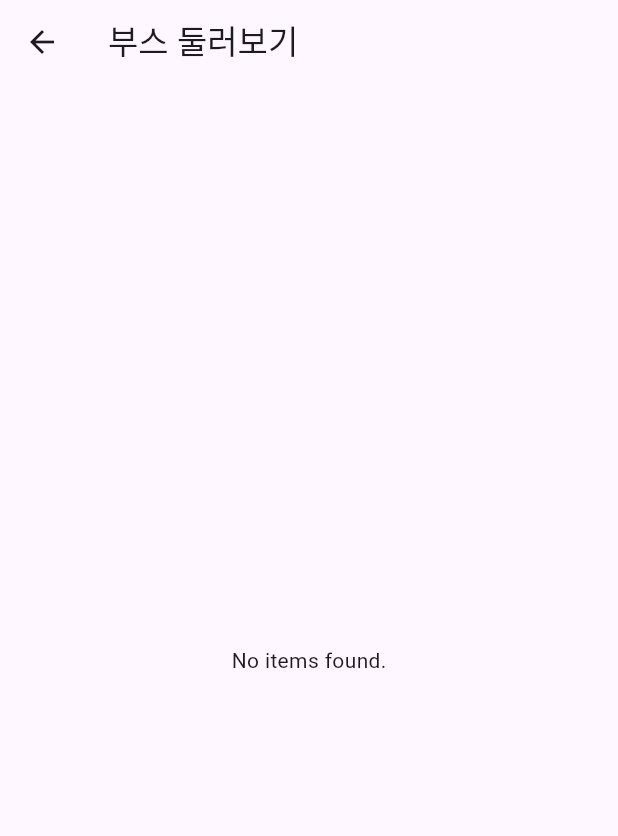
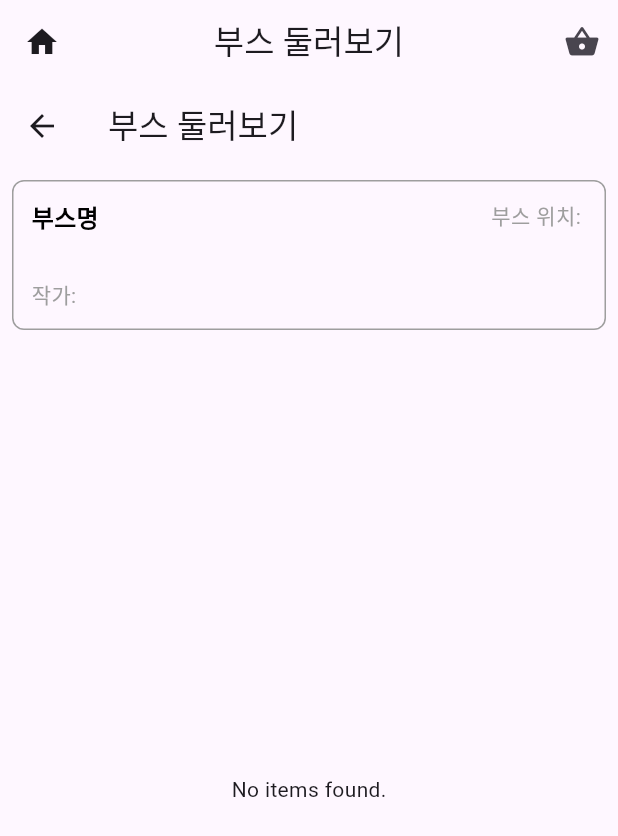
Before and after one commit to 1999mo/2024-Capstone-Team4, a Flutter app: the BoothScreen screen opened directly with empty values, on a phone screen of 412 x 824 dp. Shown: the top 836 px of the screen. Run offline on Flutter 3.47's test engine with Material 3 defaults, Android fonts, the phone set to English and light mode, and no system bars; our stand-ins replace cloud_firestore, firebase_auth, firebase_core, firebase_storage, google_sign_in, image_picker and 1 more; missing offline and left inert: mailer; accounts and stored records are empty; network calls fail.

Commit message:
Finished the booth_list screens, starting QR(장바구니) screen

```diff
--- a/lib/screens/buyer_screens/BoothItemsList.dart
+++ /dev/null
@@ -1,82 +0,0 @@
-import 'package:flutter/material.dart';
-import 'package:cloud_firestore/cloud_firestore.dart';
-
-class BoothItemsList extends StatelessWidget {
-  final String uid;
-  final String festivalName;
-
-  const BoothItemsList({
-    Key? key,
-    required this.uid,
-    required this.festivalName,
-  }) : super(key: key);
-
-  Future<List<Map<String, dynamic>>> fetchItems() async {
-    final boothRef = FirebaseFirestore.instance
-        .collection('Users')
-        .doc(uid)
-        .collection('booths')
-        .doc(festivalName)
-        .collection('items');
-
-    final snapshot = await boothRef.get();
-
-    return snapshot.docs.map((doc) => doc.data()).toList();
-  }
-
-  @override
-  Widget build(BuildContext context) {
-    return FutureBuilder<List<Map<String, dynamic>>>(
-      future: fetchItems(),
-      builder: (context, snapshot) {
-        if (snapshot.connectionState == ConnectionState.waiting) {
-          return const Center(child: CircularProgressIndicator());
-        }
-        if (snapshot.hasError) {
-          return const Center(child: Text('Error loading items.'));
-        }
-        if (!snapshot.hasData || snapshot.data!.isEmpty) {
-          return const Center(child: Text('No items found.'));
-        }
-
-        final items = snapshot.data!;
-
-        return GridView.builder(
-          gridDelegate: const SliverGridDelegateWithFixedCrossAxisCount(
-            crossAxisCount: 2, // Number of columns
-            crossAxisSpacing: 8.0, // Space between columns
-            mainAxisSpacing: 8.0, // Space between rows
-            childAspectRatio: 3 / 2, // Adjust the height and width ratio of the grid items
-          ),
-          itemCount: items.length,
-          itemBuilder: (context, index) {
-            final item = items[index];
-            return Card(
-              elevation: 4.0,
-              margin: const EdgeInsets.all(8.0),
-              child: Padding(
-                padding: const EdgeInsets.all(8.0),
-                child: Column(
-                  crossAxisAlignment: CrossAxisAlignment.start,
-                  children: [
-                    Text(
-                      item['itemName'] ?? 'Unknown Item',
-                      style: const TextStyle(fontWeight: FontWeight.bold),
-                      maxLines: 1,
-                      overflow: TextOverflow.ellipsis, // Ensure the text doesn't overflow
-                    ),
-                    const SizedBox(height: 8.0),
-                    Text(
-                      'Price: ${item['sellingPrice'] ?? 'N/A'}',
-                      style: const TextStyle(color: Colors.grey),
-                    ),
-                  ],
-                ),
-              ),
-            );
-          },
-        );
-      },
-    );
-  }
-}
--- /dev/null
+++ b/lib/screens/buyer_screens/booth_items_list.dart
@@ -0,0 +1,237 @@
+import 'package:catculator/screens/buyer_screens/booth_item_screen.dart';
+import 'package:flutter/material.dart';
+import 'package:cloud_firestore/cloud_firestore.dart';
+
+class BoothItemsList extends StatelessWidget {
+  final String uid;
+  final String festivalName;
+
+  const BoothItemsList({
+    Key? key,
+    required this.uid,
+    required this.festivalName,
+  }) : super(key: key);
+
+  Future<List<Map<String, dynamic>>> fetchItems() async {
+    final boothRef = FirebaseFirestore.instance
+        .collection('Users')
+        .doc(uid)
+        .collection('booths')
+        .doc(festivalName)
+        .collection('items');
+
+    final snapshot = await boothRef.get();
+
+    return snapshot.docs.map((doc) => doc.data()).toList();
+  }
+
+  @override
+  Widget build(BuildContext context) {
+    final boothInfo = FirebaseFirestore.instance
+        .collection('Users')
+        .doc(uid)
+        .collection('booths')
+        .doc(festivalName);
+
+    return Scaffold(
+      appBar: AppBar(
+        title: const Text('부스 둘러보기'),
+      ),
+      body: FutureBuilder<DocumentSnapshot>(
+        future: boothInfo.get(),
+        builder: (context, snapshot) {
+          if (snapshot.connectionState == ConnectionState.waiting) {
+            return const Center(child: CircularProgressIndicator());
+          }
+
+          if (snapshot.hasError) {
+            return const Center(child: Text('Error loading booth details.'));
+          }
+
+          if (!snapshot.hasData || !snapshot.data!.exists) {
+            return const Center(child: Text('No booth details found.'));
+          }
+
+          // Fetching data from the document
+          final boothData = snapshot.data!.data() as Map<String, dynamic>;
+          final boothLocation = boothData['location'] ?? 'Unknown Location';
+          final painters = List<String>.from(boothData['painters'] ?? []);
+
+          return Column(
+            children: [
+              // Booth Details at the Top
+              Padding(
+                padding: const EdgeInsets.all(8.0),
+                // Padding outside the rectangle
+                child: Container(
+                  height: 100.0,
+                  // Set a fixed height for the rectangle (adjust as needed)
+                  decoration: BoxDecoration(
+                    borderRadius: BorderRadius.circular(8.0), // Rounded corners
+                    border: Border.all(color: Colors.grey), // Optional border
+                  ),
+                  child: Padding(
+                    padding: const EdgeInsets.all(12.0), // Inner padding
+                    child: Stack(
+                      children: [
+                        // Top Left: Static Text '부스명'
+                        const Positioned(
+                          top: 0,
+                          left: 0,
+                          child: Text(
+                            '부스명',
+                            style: TextStyle(
+                              fontSize: 16.0,
+                              fontWeight: FontWeight.bold,
+                              color: Colors.black,
+                            ),
+                          ),
+                        ),
+                        // Top Right: Booth Location
+                        Positioned(
+                          top: 0,
+                          right: 0,
+                          child: Text(
+                            '부스 위치: $boothLocation',
+                            style: const TextStyle(
+                              fontSize: 14.0,
+                              color: Colors.grey,
+                            ),
+                          ),
+                        ),
+                        // Bottom Left: Painters (List of Painters)
+                        Positioned(
+                          bottom: 0,
+                          left: 0,
+                          child: Text(
+                            '작가: ${painters.join(', ')}',
+                            // Join the list of painters with commas
+                            style: const TextStyle(
+                              fontSize: 14.0,
+                              color: Colors.grey,
+                            ),
+                          ),
+                        ),
+                      ],
+                    ),
+                  ),
+                ),
+              ),
+              // Booth Items List (Integrated directly here)
+              Expanded(
+                child: FutureBuilder<List<Map<String, dynamic>>>(
+                  future: fetchItems(),
+                  builder: (context, snapshot) {
+                    if (snapshot.connectionState == ConnectionState.waiting) {
+                      return const Center(child: CircularProgressIndicator());
+                    }
+
+                    if (snapshot.hasError) {
+                      return const Center(child: Text('Error loading items.'));
+                    }
+
+                    if (!snapshot.hasData || snapshot.data!.isEmpty) {
+                      return const Center(child: Text('No items found.'));
+                    }
+
+                    final items = snapshot.data!;
+
+                    return GridView.builder(
+                      gridDelegate: const SliverGridDelegateWithFixedCrossAxisCount(
+                        crossAxisCount: 2, // Number of columns
+                        crossAxisSpacing: 8.0, // Space between columns
+                        mainAxisSpacing: 8.0, // Space between rows
+                        childAspectRatio: 2 / 3, // Adjust the ratio as needed
+                      ),
+                      itemCount: items.length,
+                      shrinkWrap: true, // Ensures that the gridview takes only as much space as it needs
+                      itemBuilder: (context, index) {
+                        final item = items[index];
+                        final imagePath = item['imagePath'] ?? ''; // Fetch image path
+                        final itemName = item['itemName'] ?? 'Unknown Item';
+                        final sellingPrice = item['sellingPrice'] ?? 'N/A';
+                        final stockQuantity = item['stockQuantity'] ?? 'N/A';
+
+                        return GestureDetector(
+                          onTap: () {
+                            Navigator.push(
+                              context,
+                              MaterialPageRoute(
+                                builder: (context) => BoothItemScreen(
+                                  uid: uid,
+                                  festivalName: festivalName,
+                                  itemName: itemName,
+                                ),
+                              ),
+                            );
+                          },
+                          child: Card(
+                            elevation: 4.0,
+                            margin: const EdgeInsets.all(8.0),
+                            child: Padding(
+                              padding: const EdgeInsets.all(8.0),
+                              child: Column(
+                                crossAxisAlignment: CrossAxisAlignment.start,
+                                children: [
+                                  // Image section (assuming imagePath is a URL or asset)
+                                  imagePath.isNotEmpty
+                                      ? Image.network(
+                                    imagePath,
+                                    fit: BoxFit.cover,
+                                    height: 120.0, // Fixed height for the image
+                                    width: double.infinity,
+                                  )
+                                      : Container(
+                                    height: 120.0,
+                                    color: Colors.grey[200],
+                                    child: const Center(child: Text('No Image')),
+                                  ),
+                                  const SizedBox(height: 8.0), // Space between image and text
+
+                                  // 상품명 (Item Name)
+                                  Text(
+                                    itemName,
+                                    style: const TextStyle(
+                                      fontWeight: FontWeight.bold,
+                                      fontSize: 16.0,
+                                    ),
+                                    maxLines: 1,
+                                    overflow: TextOverflow.ellipsis, // Ensure the text doesn't overflow
+                                  ),
+                                  const SizedBox(height: 8.0), // Space between item name and price
+
+                                  // 가격 (Selling Price)
+                                  Text(
+                                    '가격: $sellingPrice',
+                                    style: const TextStyle(
+                                      color: Colors.grey,
+                                      fontSize: 14.0,
+                                    ),
+                                  ),
+                                  const SizedBox(height: 8.0), // Space between price and stock quantity
+
+                                  // 수량 (Stock Quantity)
+                                  Text(
+                                    '수량: $stockQuantity',
+                                    style: const TextStyle(
+                                      color: Colors.grey,
+                                      fontSize: 14.0,
+                                    ),
+                                  ),
+                                ],
+                              ),
+                            ),
+                          ),
+                        );
+                      },
+                    );
+                  },
+                ),
+              )
+            ],
+          );
+        },
+      ),
+    );
+  }
+}
--- a/lib/screens/buyer_screens/booth_list_screen.dart
+++ b/lib/screens/buyer_screens/booth_list_screen.dart
@@ -15,7 +15,6 @@ class _BoothListScreen extends State<BoothListScreen> {
 
   Future<List<Map<String, dynamic>>> _getAllBooths(String painter) async {
     try {
-      //print(painter + " : painter");
       // Get all festivals from the 'Festivals' collection
       var festivalsSnapshot = await FirebaseFirestore.instance.collection('Festivals').get();
 
--- a/lib/screens/buyer_screens/booth_screen.dart
+++ b/lib/screens/buyer_screens/booth_screen.dart
@@ -1,4 +1,5 @@
-import 'package:catculator/screens/buyer_screens/BoothItemsList.dart';
+import 'package:catculator/screens/buyer_screens/booth_items_list.dart';
+import 'package:catculator/screens/main_screens/main_screen.dart';
 import 'package:flutter/material.dart';
 
 class BoothScreen extends StatelessWidget {
@@ -15,7 +16,26 @@ class BoothScreen extends StatelessWidget {
   Widget build(BuildContext context) {
     return Scaffold(
       appBar: AppBar(
-        title: const Text('부스 둘러보기'),
+        leading: IconButton(
+          icon: const Icon(Icons.home),
+          onPressed: () {
+            Navigator.pushAndRemoveUntil(
+              context,
+              MaterialPageRoute(builder: (context) => MainScreen()),
+                  (route) => false,
+            );
+          },
+        ),
+        centerTitle: true,
+        title: const Text('부스 둘러보기', textAlign: TextAlign.center),
+        actions: [
+          IconButton(
+            icon: const Icon(Icons.shopping_basket),
+            onPressed: () {
+              // TODO: Implement basket functionality here
+            },
+          ),
+        ],
       ),
       body: BoothItemsList(uid: uid, festivalName: festivalName),
     );
--- a/lib/screens/main_screens/main_screen.dart
+++ b/lib/screens/main_screens/main_screen.dart
@@ -1,3 +1,4 @@
+import 'package:catculator/screens/buyer_screens/bag_screen.dart';
 import 'package:flutter/material.dart';
 import 'package:firebase_auth/firebase_auth.dart';
 import 'package:cloud_firestore/cloud_firestore.dart';
@@ -257,7 +258,7 @@ class BuyerMainScreen extends StatefulWidget {
 }
 
 class _BuyerMainScreenState extends State<BuyerMainScreen> {
-  int _selectedIndex = 0;
+  int _selectedIndex = 1;
   final TextEditingController _controller = TextEditingController();
 
   // Initialize _screens with the first state of screens
@@ -270,7 +271,7 @@ class _BuyerMainScreenState extends State<BuyerMainScreen> {
       Center(child: Text('지도 화면')), // 지도
       BoothListScreen(painter: _controller.text), // 부스
       Center(child: Text('사전 구매 화면')), // 사전 구매
-      Center(child: Text('장바구니 화면')), // 장바구니
+      BagScreen(), // 장바구니
     ];
   }
 
```
Also changed, not shown: lib/screens/buyer_screens/bag_qr.dart (added, +60 -0 lines), lib/screens/buyer_screens/bag_screen.dart (+132 -0 lines), lib/screens/buyer_screens/booth_item_screen.dart (added, +202 -0 lines).
